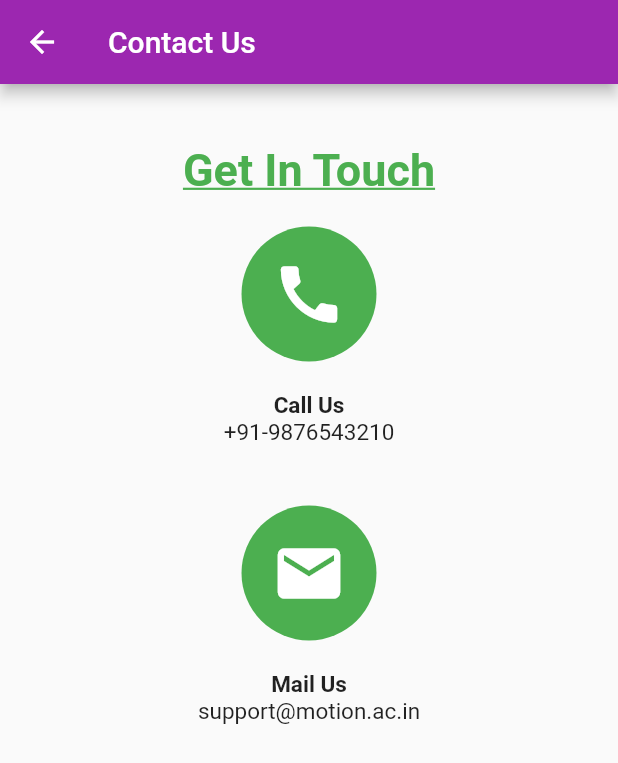
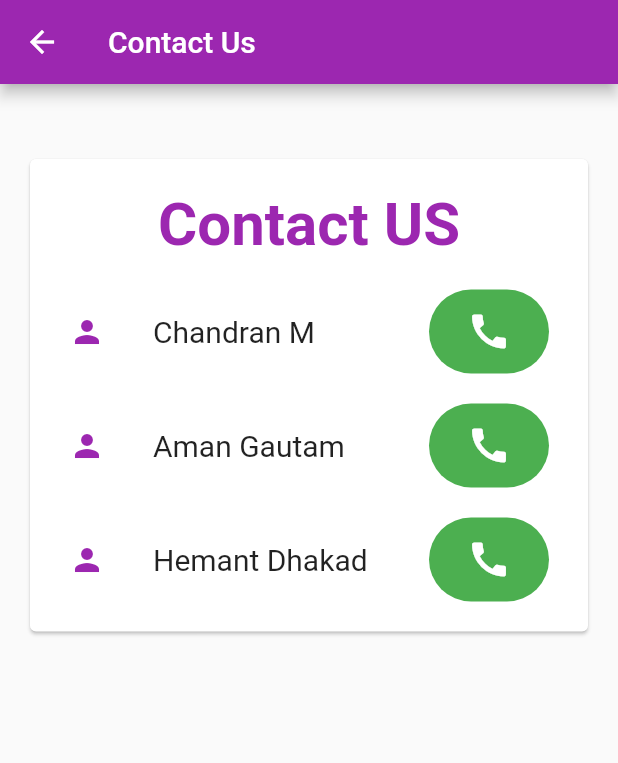
Before and after one commit to akshaybengani/kota_carniwal2020, a Flutter app: the SupportScreen screen opened by its route, on a phone screen of 412 x 824 dp. Shown: the top 763 px of the screen. Run offline on Flutter 3.47's test engine with Material 2 defaults, Android fonts, the phone set to English and light mode, and no system bars; our stand-ins replace share; missing offline and left inert: barcode_scan; network calls fail.

Commit message:
Working & Stable

```diff
--- a/lib/layouts/producttile.dart
+++ b/lib/layouts/producttile.dart
@@ -25,7 +25,7 @@ class ProductTile extends StatelessWidget {
             Text(
               product.product_name,
               style: const TextStyle(
-                fontSize: 25,
+                fontSize: 16,
                 fontWeight: FontWeight.bold,
               ),
             ),
--- a/lib/providers/auth.dart
+++ b/lib/providers/auth.dart
@@ -18,7 +18,7 @@ class Auth with ChangeNotifier {
 
   Future<void> signInWithEmailPassword(String email, String password) async {
     final url =
-        "http://34.217.102.83/koca/index.php?/api_new/vendorLoginDetails";
+        "http://44.229.0.247/koca/index.php?/api_new/vendorLoginDetails";
 
     try {
       final response = await http.post(url, headers: {
--- a/lib/providers/models.dart
+++ b/lib/providers/models.dart
@@ -51,10 +51,12 @@ class Transaction {
   final String product_name;
   final int product_price;
   final int transactionStatus;
+  final int transactionDate;
 
   Transaction({
     this.transaction_amount,
     this.product_name,
+    this.transactionDate,
     this.product_price,
     this.transactionStatus,
   });
--- a/lib/providers/orders.dart
+++ b/lib/providers/orders.dart
@@ -20,7 +20,7 @@
 //     print("Barcode value =$barcodevalue");
 
 //     if (!errorFlag) {
-//       final url = "http://34.217.102.83/koca/index.php?/api_new/OrderDetails";
+//       final url = "http://44.229.0.247/koca/index.php?/api_new/OrderDetails";
 
 //       try {
 //         final response = await http.post(url,
--- a/lib/providers/productsprovider.dart
+++ b/lib/providers/productsprovider.dart
@@ -14,7 +14,7 @@ class ProductsProvider with ChangeNotifier {
 
   Future<void> fetchAndSetProducts(String vendorid) async {
     final url =
-        'http://34.217.102.83/koca/index.php?/api_new/vendorProductList';
+        'http://44.229.0.247/koca/index.php?/api_new/vendorProductList';
 
     List<dynamic> _loadedProducts = [];
     List<Product> actualProduct = [];
--- a/lib/screens/supportscreen.dart
+++ b/lib/screens/supportscreen.dart
@@ -1,5 +1,6 @@
 import 'package:flutter/material.dart';
 import 'package:share/share.dart';
+import 'package:url_launcher/url_launcher.dart';
 
 class SupportScreen extends StatelessWidget {
   static const routename = '/supportscreen';
@@ -8,88 +9,132 @@ class SupportScreen extends StatelessWidget {
     return Scaffold(
       appBar: AppBar(
         title: const Text('Contact Us'),
-        // actions: <Widget>[
-        //   IconButton(
-        //     onPressed: () {},
-        //     icon: Icon(Icons.more_vert),
-        //   )
-        // ],
       ),
       body: SingleChildScrollView(
-              child: Container(
-          width: double.infinity,
-          margin: const EdgeInsets.all(20),
+        child: Card(
+          margin: EdgeInsets.symmetric(vertical: 50, horizontal: 20),
           child: Column(
-            mainAxisAlignment: MainAxisAlignment.spaceEvenly,
-            crossAxisAlignment: CrossAxisAlignment.center,
             children: <Widget>[
-              const SizedBox(height: 20),
-              const Text(
-                'Get In Touch',
+              SizedBox(height: 20),
+              Text(
+                'Contact US',
                 style: TextStyle(
-                    color: Colors.green,
-                    fontSize: 30,
-                    decoration: TextDecoration.underline,
-                    fontWeight: FontWeight.bold),
+                  fontSize: 40,
+                  color: Colors.purple,
+                  fontWeight: FontWeight.bold,
+                ),
               ),
-              const SizedBox(height: 20),
-              GestureDetector(
-                onTap: (){
-                  Share.share('tel:9876543210');
-                },
+              SizedBox(height: 20),
+              Container(
+                margin: EdgeInsets.symmetric(horizontal: 10),
                 child: Column(
                   children: <Widget>[
-                    Container(
-                      padding: const EdgeInsets.all(20),
-                      decoration: BoxDecoration(
-                        borderRadius: BorderRadius.circular(100),
-                        color: Colors.green,
+                    ListTile(
+                      leading: Icon(
+                        Icons.person,
+                        color: Colors.purple,
                       ),
-                      child: const Icon(
-                        Icons.call,
-                        color: Colors.white,
-                        size: 50,
+                      title: Text(
+                        'Chandran M',
+                        style: TextStyle(fontSize: 20),
+                      ),
+                      trailing: GestureDetector(
+                        onTap: () {
+                          _launchURL("tel://9486836016");
+                          // UrlLauncher.launch("tel://<phone_number>");
+                        },
+                        child: Container(
+                          width: 80,
+                          alignment: Alignment.center,
+                          // padding: EdgeInsets.all(20),
+                          decoration: BoxDecoration(
+                            borderRadius: BorderRadius.circular(40),
+                            color: Colors.green,
+                          ),
+                          child: Icon(
+                            Icons.call,
+                            size: 30,
+                            color: Colors.white,
+                          ),
+                        ),
                       ),
                     ),
-                    const SizedBox(height: 20),
-                    const Text('Call Us',
-                        style:
-                            TextStyle(fontSize: 15, fontWeight: FontWeight.bold)),
-                    const Text('+91-9876543210', style: TextStyle(fontSize: 15))
+                    SizedBox(height: 20),
+                    ListTile(
+                      leading: Icon(
+                        Icons.person,
+                        color: Colors.purple,
+                      ),
+                      title: Text(
+                        'Aman Gautam',
+                        style: TextStyle(fontSize: 20),
+                      ),
+                      trailing: GestureDetector(
+                        onTap: () {
+                          _launchURL("tel://8585954490");
+                        },
+                        child: Container(
+                          width: 80,
+                          alignment: Alignment.center,
+                          // padding: EdgeInsets.all(20),
+                          decoration: BoxDecoration(
+                            borderRadius: BorderRadius.circular(40),
+                            color: Colors.green,
+                          ),
+                          child: Icon(
+                            Icons.call,
+                            size: 30,
+                            color: Colors.white,
+                          ),
+                        ),
+                      ),
+                    ),
+                    SizedBox(height: 20),
+                    ListTile(
+                      leading: Icon(
+                        Icons.person,
+                        color: Colors.purple,
+                      ),
+                      title: Text(
+                        'Hemant Dhakad',
+                        style: TextStyle(fontSize: 20),
+                      ),
+                      trailing: GestureDetector(
+                        onTap: () {
+                          _launchURL("tel://9079756832");
+                        },
+                        child: Container(
+                          width: 80,
+                          alignment: Alignment.center,
+                          // padding: EdgeInsets.all(20),
+                          decoration: BoxDecoration(
+                            borderRadius: BorderRadius.circular(40),
+                            color: Colors.green,
+                          ),
+                          child: Icon(
+                            Icons.call,
+                            size: 30,
+                            color: Colors.white,
+                          ),
+                        ),
+                      ),
+                    ),
+                    SizedBox(height: 20),
                   ],
                 ),
-              ),
-              const SizedBox(height: 40),
-              GestureDetector(
-                onTap: (){
-                  Share.share('support@motion.ac.in', subject: 'Help Needed!!');
-                },
-                child: Column(
-                         children: <Widget>[
-                    Container(
-                      padding: const EdgeInsets.all(20),
-                      decoration: BoxDecoration(
-                        borderRadius: BorderRadius.circular(100),
-                        color: Colors.green,
-                      ),
-                      child: const Icon(
-                        Icons.email,
-                        color: Colors.white,
-                        size: 50,
-                      ),
-                    ),
-                    const SizedBox(height: 20),
-                    const Text('Mail Us',
-                        style:
-                            TextStyle(fontSize: 15, fontWeight: FontWeight.bold)),
-                    const Text('support@motion.ac.in', style: TextStyle(fontSize: 15))
-                  ],
-                ),
-              ),
+              )
             ],
           ),
         ),
       ),
     );
   }
+
+  _launchURL(String url) async {
+    if (await canLaunch(url)) {
+      await launch(url);
+    } else {
+      throw 'Could not launch $url';
+    }
+  }
 }
--- a/pubspec.yaml
+++ b/pubspec.yaml
@@ -27,6 +27,9 @@ dependencies:
   barcode_scan: ^1.0.0
   share: ^0.6.3+5
   provider: ^4.0.1
+  url_launcher: ^5.4.1
+  intl: ^0.16.0
+
 
 dev_dependencies:
   flutter_test:
```
Also changed, not shown: lib/layouts/appdrawer.dart (+6 -11 lines), lib/layouts/transactiontile.dart (+9 -3 lines), lib/providers/transactionprovider.dart (+14 -3 lines), lib/screens/barcodescanner.dart (+8 -4 lines), lib/screens/homepagescreen.dart (+18 -27 lines), lib/screens/orderdetailscreen.dart (+6 -4 lines), lib/screens/signinscreen.dart (+18 -5 lines), lib/screens/transactionhistoryscreen.dart (+33 -3 lines), pubspec.lock.
